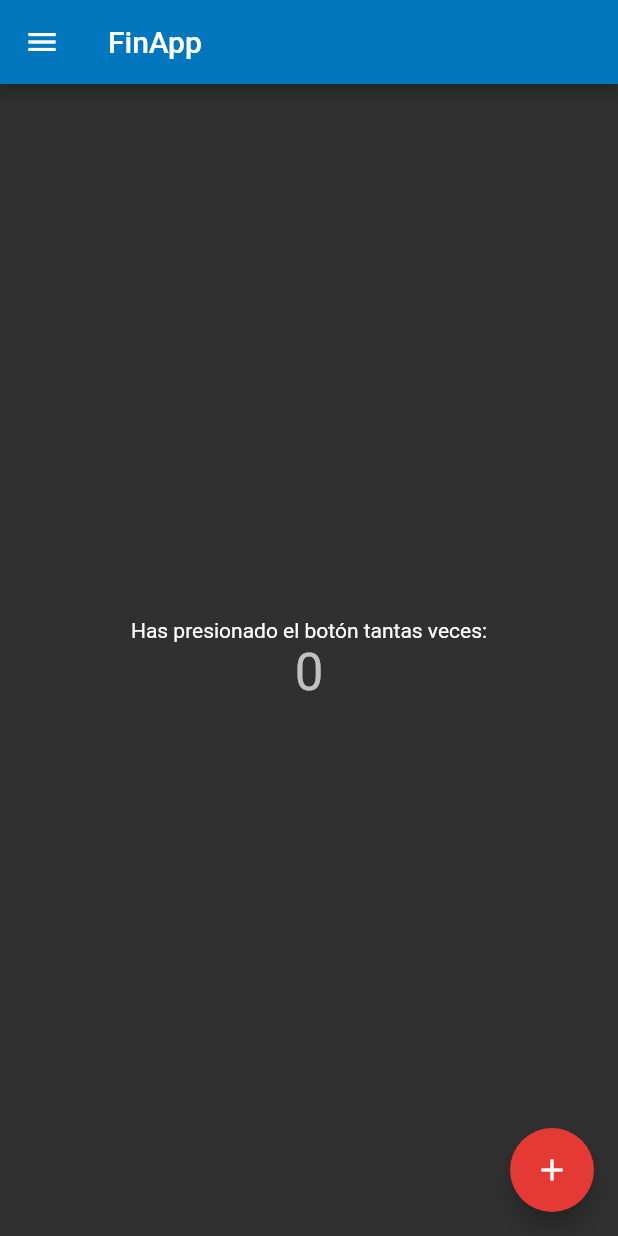
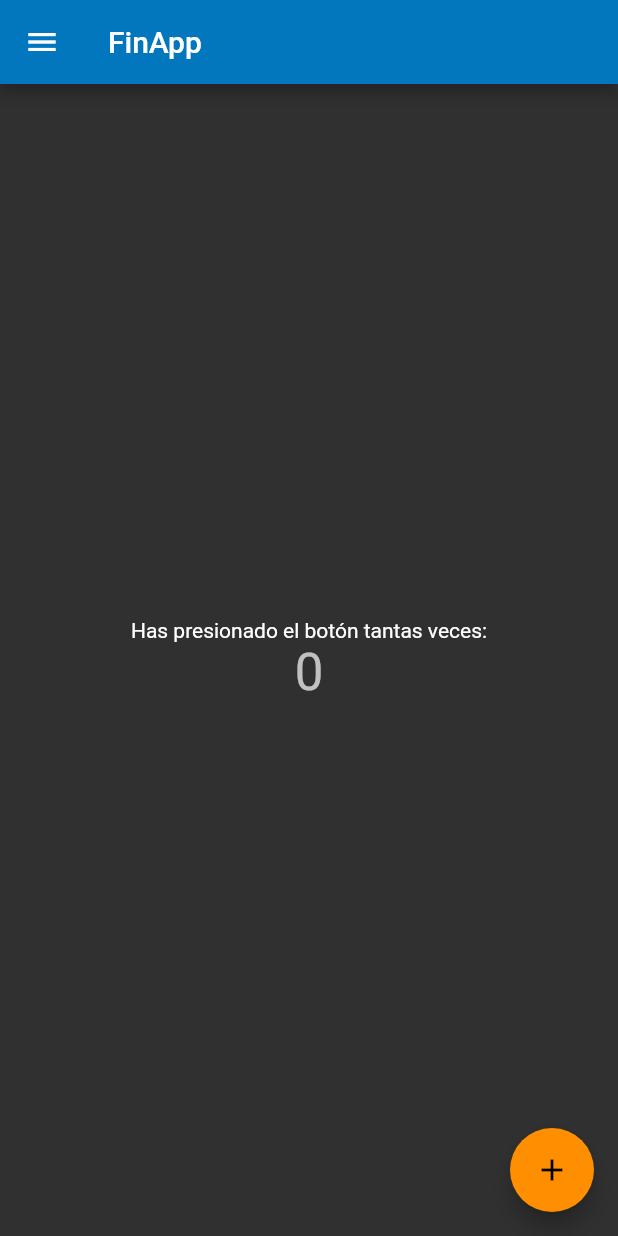
Before and after one commit to CARDONALUIS/AppFinanzasPersonales, a Flutter app: the screen it shows after launch, on a phone screen of 412 x 824 dp. Run offline on Flutter 3.47's test engine with Material 2 defaults, Android fonts, the light colour scheme and no system bars; Roboto replaces fonts that are missing (Georgia, Hind).

Commit message:
Otro cambio de color jejeje
De red a amber

```diff
--- a/appfinanzaspersonales/lib/main.dart
+++ b/appfinanzaspersonales/lib/main.dart
@@ -12,7 +12,7 @@ class MyApp extends StatelessWidget {
       theme: ThemeData(
         brightness: Brightness.dark,
         primaryColor: Colors.lightBlue[800],
-        accentColor: Colors.red[600],
+        accentColor: Colors.amber[800],
         fontFamily: 'Georgia',
         textTheme: TextTheme(
           headline1: TextStyle(fontSize: 72.0, fontWeight: FontWeight.bold),
```
